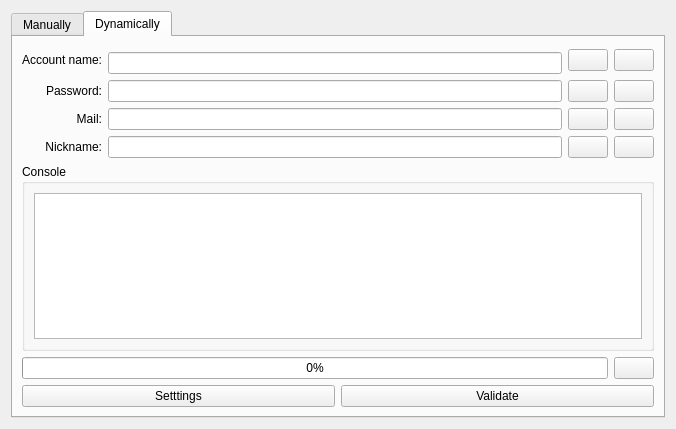
This is src/gui/windows/dialogs/accountmanager/widgets/addaccountform.ui in josuesavy/BotDofus as Qt 5 draws it before an edit. The edited form follows.
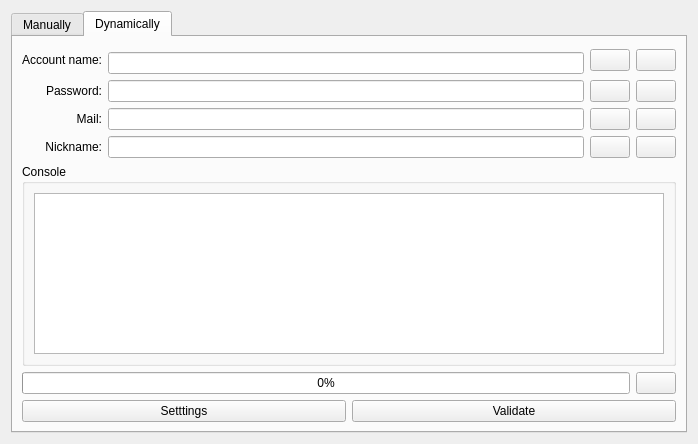
This is the edited form. Icons and pictures are not drawn.

What changed in the file:
```diff
--- a/src/gui/windows/dialogs/accountmanager/widgets/addaccountform.ui
+++ b/src/gui/windows/dialogs/accountmanager/widgets/addaccountform.ui
@@ -6,8 +6,8 @@
    <rect>
     <x>0</x>
     <y>0</y>
-    <width>676</width>
-    <height>429</height>
+    <width>698</width>
+    <height>444</height>
    </rect>
   </property>
   <property name="windowTitle">
```
Left out of the diff: 30 changed lines with no effect on the pictures.
